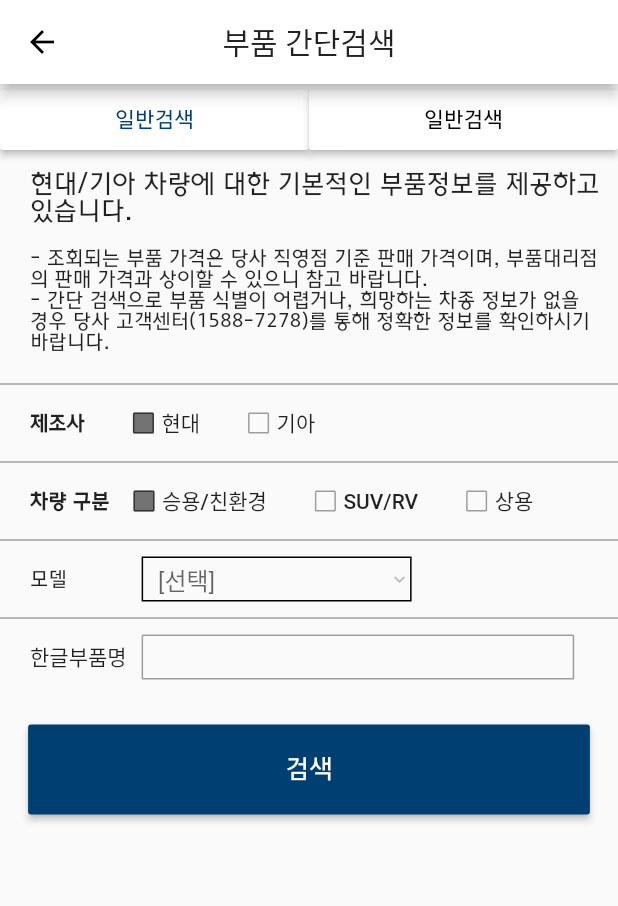
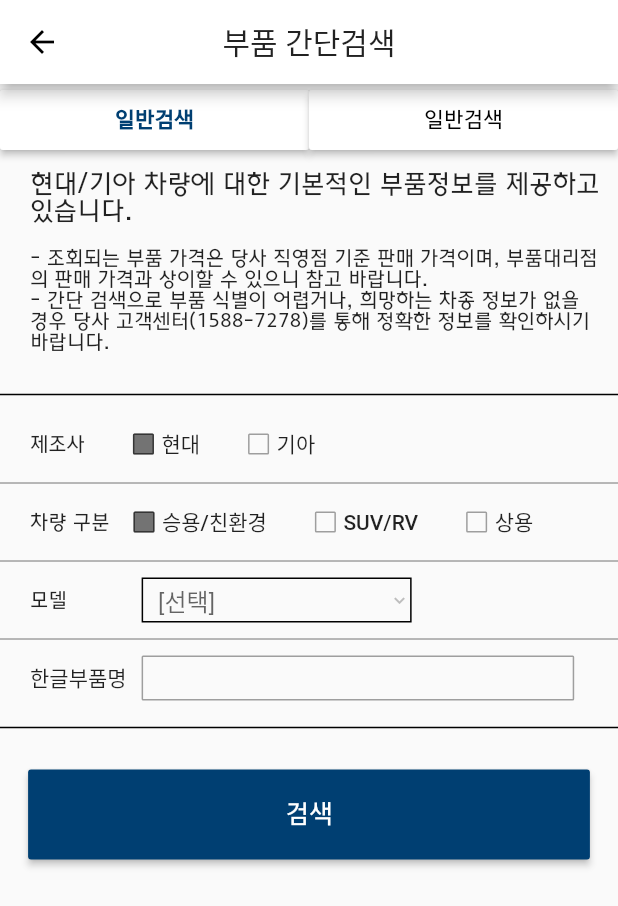
Before and after one commit to DavidLee1216/mobis-flutter, a Flutter app: the PartSimpleSearchScreen screen opened directly, on a phone screen of 412 x 824 dp. Shown: the top 906 px of the screen. Run offline on Flutter 3.47's test engine with Material 2 defaults, Android fonts, the phone set to English and light mode, and no system bars; our stand-ins replace bloc, flutter_bloc; missing offline and left inert: flutter_session; network calls fail.

Commit message:
Update part_simple_search_screen.dart

```diff
--- a/lib/ui/screen/part_simple_search_screen.dart
+++ b/lib/ui/screen/part_simple_search_screen.dart
@@ -84,9 +84,9 @@ class _SimpleSearchListWidgetState extends State<SimpleSearchListWidget> {
             child: Text(
               '제조사',
               style: TextStyle(
-                  fontFamily: 'HDharmony',
-                  fontSize: 14,
-                  fontWeight: FontWeight.bold),
+                fontFamily: 'HDharmony',
+                fontSize: 14,
+              ),
             ),
           ),
           SizedBox(
@@ -140,9 +140,9 @@ class _SimpleSearchListWidgetState extends State<SimpleSearchListWidget> {
             child: Text(
               '차량 구분',
               style: TextStyle(
-                  fontFamily: 'HDharmony',
-                  fontSize: 14,
-                  fontWeight: FontWeight.bold),
+                fontFamily: 'HDharmony',
+                fontSize: 14,
+              ),
             ),
           ),
           ButtonTheme(
@@ -296,6 +296,7 @@ class _SimpleSearchListWidgetState extends State<SimpleSearchListWidget> {
             ],
           ),
         ));
+
     var partNumber = Container(
         padding: EdgeInsets.all(10.0),
         child: Container(
@@ -398,6 +399,7 @@ class _SimpleSearchListWidgetState extends State<SimpleSearchListWidget> {
                             '일반검색',
                             style: TextStyle(
                               fontFamily: 'HDharmony',
+                              fontWeight: FontWeight.w700,
                               fontSize: 15,
                               color: Color.fromRGBO(0, 63, 114, 1),
                             ),
@@ -429,6 +431,7 @@ class _SimpleSearchListWidgetState extends State<SimpleSearchListWidget> {
                               fontFamily: 'HDharmony',
                               fontSize: 15,
                               color: Color.fromRGBO(0, 63, 114, 1),
+                              fontWeight: FontWeight.w700,
                             ),
                           )
                         : Text(
@@ -483,8 +486,8 @@ class _SimpleSearchListWidgetState extends State<SimpleSearchListWidget> {
               ),
             ),
             Divider(
-              height: 2,
-              color: Colors.black54,
+              color: Colors.black,
+              thickness: 1,
             ),
             manufactureItem,
             Divider(
@@ -492,6 +495,10 @@ class _SimpleSearchListWidgetState extends State<SimpleSearchListWidget> {
               color: Colors.black54,
             ),
             !searchType ? generalSearchItems : partNumberSearchItems,
+            Divider(
+              color: Colors.black,
+              thickness: 1,
+            ),
             searchButton,
             SizedBox(height: 30),
             searched ? SimpleSearchResultsForm() : Container(),
```
